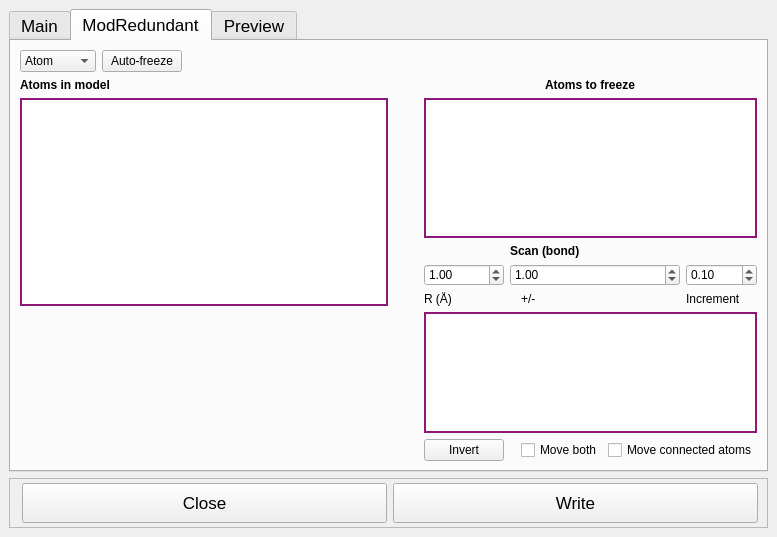
Old version of the form UIs/SetupWindow.ui in the repository isaksengeir/REACT.
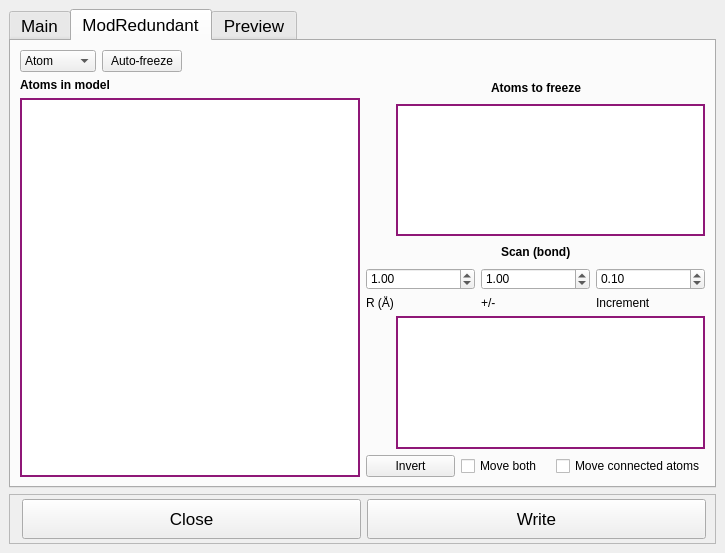
New version of the form. The open tabs and pages were chosen to show the change. Icons and pictures are not drawn.

Patch:
```diff
--- a/UIs/SetupWindow.ui
+++ b/UIs/SetupWindow.ui
@@ -6,8 +6,8 @@
    <rect>
     <x>0</x>
     <y>0</y>
-    <width>777</width>
-    <height>537</height>
+    <width>725</width>
+    <height>553</height>
    </rect>
   </property>
   <property name="font">
@@ -1323,126 +1323,129 @@
        <attribute name="title">
         <string>ModRedundant</string>
        </attribute>
-       <layout class="QGridLayout" name="gridLayout_21">
-        <item row="0" column="0">
-         <layout class="QGridLayout" name="gridLayout_20">
-          <item row="5" column="2" rowspan="3" colspan="5">
-           <widget class="QListWidget" name="list_freeze_atoms_2">
-            <property name="minimumSize">
-             <size>
-              <width>150</width>
-              <height>0</height>
-             </size>
-            </property>
-            <property name="maximumSize">
-             <size>
-              <width>16777215</width>
-              <height>16777215</height>
-             </size>
-            </property>
-            <property name="font">
-             <font>
-              <family>Courier</family>
-              <pointsize>11</pointsize>
-             </font>
-            </property>
-            <property name="styleSheet">
-             <string notr="true">border 2px solid rgb(143, 23, 119)</string>
-            </property>
-           </widget>
-          </item>
-          <item row="3" column="6">
-           <widget class="QDoubleSpinBox" name="spinbox_scan_increment">
-            <property name="decimals">
-             <number>2</number>
-            </property>
-            <property name="minimum">
-             <double>-99.000000000000000</double>
-            </property>
-            <property name="maximum">
-             <double>99.000000000000000</double>
-            </property>
-            <property name="singleStep">
-             <double>0.100000000000000</double>
-            </property>
-            <property name="value">
-             <double>0.100000000000000</double>
-            </property>
-           </widget>
-          </item>
-          <item row="3" column="3" colspan="3">
-           <widget class="QDoubleSpinBox" name="spinbox_scan_pm">
-            <property name="decimals">
-             <number>2</number>
-            </property>
-            <property name="minimum">
-             <double>-99.000000000000000</double>
-            </property>
-            <property name="maximum">
-             <double>99.000000000000000</double>
-            </property>
-            <property name="singleStep">
-             <double>0.100000000000000</double>
-            </property>
-            <property name="value">
-             <double>1.000000000000000</double>
-            </property>
-           </widget>
-          </item>
-          <item row="3" column="2">
-           <widget class="QDoubleSpinBox" name="spinbox_radius">
-            <property name="decimals">
-             <number>2</number>
-            </property>
-            <property name="minimum">
-             <double>-99.000000000000000</double>
-            </property>
-            <property name="maximum">
-             <double>99.000000000000000</double>
-            </property>
-            <property name="singleStep">
-             <double>0.100000000000000</double>
-            </property>
-            <property name="value">
-             <double>1.000000000000000</double>
-            </property>
-           </widget>
-          </item>
-          <item row="0" column="0">
-           <layout class="QGridLayout" name="gridLayout_6">
+       <layout class="QVBoxLayout" name="verticalLayout_3">
+        <item>
+         <layout class="QGridLayout" name="gridLayout_16">
+          <item row="4" column="1">
+           <layout class="QGridLayout" name="gridLayout_11">
+            <item row="0" column="2">
+             <widget class="QDoubleSpinBox" name="spinbox_scan_increment">
+              <property name="decimals">
+               <number>2</number>
+              </property>
+              <property name="minimum">
+               <double>-99.000000000000000</double>
+              </property>
+              <property name="maximum">
+               <double>99.000000000000000</double>
+              </property>
+              <property name="singleStep">
+               <double>0.100000000000000</double>
+              </property>
+              <property name="value">
+               <double>0.100000000000000</double>
+              </property>
+             </widget>
+            </item>
+            <item row="1" column="2">
+             <widget class="QLabel" name="label_11">
+              <property name="font">
+               <font>
+                <weight>50</weight>
+                <bold>false</bold>
+               </font>
+              </property>
+              <property name="text">
+               <string>Increment</string>
+              </property>
+             </widget>
+            </item>
+            <item row="1" column="1">
+             <widget class="QLabel" name="label_10">
+              <property name="font">
+               <font>
+                <weight>50</weight>
+                <bold>false</bold>
+               </font>
+              </property>
+              <property name="text">
+               <string>+/-</string>
+              </property>
+             </widget>
+            </item>
             <item row="0" column="0">
-             <widget class="QComboBox" name="comboBox_freezetype">
-              <item>
-               <property name="text">
-                <string>Atom</string>
-               </property>
-              </item>
-              <item>
-               <property name="text">
-                <string>Bond</string>
-               </property>
-              </item>
-              <item>
-               <property name="text">
-                <string>Angle</string>
-               </property>
-              </item>
-              <item>
-               <property name="text">
-                <string>Dihedral</string>
-               </property>
-              </item>
+             <widget class="QDoubleSpinBox" name="spinbox_radius">
+              <property name="decimals">
+               <number>2</number>
+              </property>
+              <property name="minimum">
+               <double>-99.000000000000000</double>
+              </property>
+              <property name="maximum">
+               <double>99.000000000000000</double>
+              </property>
+              <property name="singleStep">
+               <double>0.100000000000000</double>
+              </property>
+              <property name="value">
+               <double>1.000000000000000</double>
+              </property>
              </widget>
             </item>
             <item row="0" column="1">
-             <widget class="QPushButton" name="button_auto_freeze">
+             <widget class="QDoubleSpinBox" name="spinbox_scan_pm">
+              <property name="decimals">
+               <number>2</number>
+              </property>
+              <property name="minimum">
+               <double>-99.000000000000000</double>
+              </property>
+              <property name="maximum">
+               <double>99.000000000000000</double>
+              </property>
+              <property name="singleStep">
+               <double>0.100000000000000</double>
+              </property>
+              <property name="value">
+               <double>1.000000000000000</double>
+              </property>
+             </widget>
+            </item>
+            <item row="1" column="0">
+             <widget class="QLabel" name="label_9">
+              <property name="font">
+               <font>
+                <weight>50</weight>
+                <bold>false</bold>
+               </font>
+              </property>
+              <property name="layoutDirection">
+               <enum>Qt::LeftToRight</enum>
+              </property>
               <property name="text">
-               <string>Auto-freeze</string>
+               <string>R (Å)</string>
               </property>
              </widget>
             </item>
+           </layout>
+          </item>
+          <item row="3" column="1">
+           <layout class="QGridLayout" name="gridLayout_8">
+            <item row="0" column="1">
+             <widget class="QLabel" name="label_8">
+              <property name="font">
+               <font>
+                <weight>75</weight>
+                <bold>true</bold>
+               </font>
+              </property>
+              <property name="text">
+               <string>Scan (bond)</string>
+              </property>
+             </widget>
+            </item>
             <item row="0" column="2">
-             <spacer name="horizontalSpacer">
+             <spacer name="horizontalSpacer_6">
               <property name="orientation">
                <enum>Qt::Horizontal</enum>
               </property>
@@ -1454,37 +1457,49 @@
               </property>
              </spacer>
             </item>
+            <item row="0" column="0">
+             <spacer name="horizontalSpacer_5">
+              <property name="orientation">
+               <enum>Qt::Horizontal</enum>
+              </property>
+              <property name="sizeHint" stdset="0">
+               <size>
+                <width>40</width>
+                <height>20</height>
+               </size>
+              </property>
+             </spacer>
+            </item>
            </layout>
           </item>
-          <item row="2" column="1" rowspan="2">
-           <spacer name="verticalSpacer_4">
-            <property name="orientation">
-             <enum>Qt::Vertical</enum>
-            </property>
-            <property name="sizeHint" stdset="0">
-             <size>
-              <width>20</width>
-              <height>47</height>
-             </size>
-            </property>
-           </spacer>
-          </item>
-          <item row="4" column="4">
-           <widget class="QLabel" name="label_10">
-            <property name="font">
-             <font>
-              <weight>50</weight>
-              <bold>false</bold>
-             </font>
-            </property>
-            <property name="text">
-             <string>+/-</string>
-            </property>
-           </widget>
-          </item>
-          <item row="1" column="1" colspan="6">
+          <item row="2" column="1">
            <layout class="QGridLayout" name="gridLayout_2">
-            <item row="2" column="0">
+            <item row="0" column="1" rowspan="4">
+             <widget class="QListWidget" name="list_freeze_atoms">
+              <property name="minimumSize">
+               <size>
+                <width>150</width>
+                <height>0</height>
+               </size>
+              </property>
+              <property name="maximumSize">
+               <size>
+                <width>16777215</width>
+                <height>16777215</height>
+               </size>
+              </property>
+              <property name="font">
+               <font>
+                <family>Courier</family>
+                <pointsize>11</pointsize>
+               </font>
+              </property>
+              <property name="styleSheet">
+               <string notr="true">border 2px solid rgb(143, 23, 119)</string>
+              </property>
+             </widget>
+            </item>
+            <item row="1" column="0">
              <widget class="QPushButton" name="button_add_freeze">
               <property name="minimumSize">
                <size>
@@ -1541,20 +1556,7 @@
               </property>
              </widget>
             </item>
-            <item row="4" column="0">
-             <spacer name="verticalSpacer_2">
-              <property name="orientation">
-               <enum>Qt::Vertical</enum>
-              </property>
-              <property name="sizeHint" stdset="0">
-               <size>
-                <width>20</width>
-                <height>40</height>
-               </size>
-              </property>
-             </spacer>
-            </item>
-            <item row="3" column="0">
+            <item row="2" column="0">
              <widget class="QPushButton" name="button_delete_freeze">
               <property name="minimumSize">
                <size>
@@ -1611,32 +1613,20 @@
               </property>
              </widget>
             </item>
-            <item row="1" column="1" rowspan="4">
-             <widget class="QListWidget" name="list_freeze_atoms">
-              <property name="minimumSize">
-               <size>
-                <width>150</width>
-                <height>0</height>
-               </size>
+            <item row="3" column="0">
+             <spacer name="verticalSpacer_2">
+              <property name="orientation">
+               <enum>Qt::Vertical</enum>
               </property>
-              <property name="maximumSize">
+              <property name="sizeHint" stdset="0">
                <size>
-                <width>16777215</width>
-                <height>16777215</height>
+                <width>21</width>
+                <height>13</height>
                </size>
               </property>
-              <property name="font">
-               <font>
-                <family>Courier</family>
-                <pointsize>11</pointsize>
-               </font>
-              </property>
-              <property name="styleSheet">
-               <string notr="true">border 2px solid rgb(143, 23, 119)</string>
-              </property>
-             </widget>
+             </spacer>
             </item>
-            <item row="0" column="0" rowspan="2">
+            <item row="0" column="0">
              <spacer name="verticalSpacer">
               <property name="orientation">
                <enum>Qt::Vertical</enum>
@@ -1649,38 +1639,203 @@
               </property>
              </spacer>
             </item>
-            <item row="0" column="1" alignment="Qt::AlignHCenter">
-             <widget class="QLabel" name="label_2">
+           </layout>
+          </item>
+          <item row="6" column="1">
+           <layout class="QGridLayout" name="gridLayout_15">
+            <item row="0" column="0">
+             <widget class="QPushButton" name="pushButton">
+              <property name="text">
+               <string>Invert</string>
+              </property>
+             </widget>
+            </item>
+            <item row="0" column="1">
+             <widget class="QCheckBox" name="checkBox">
+              <property name="text">
+               <string>Move both</string>
+              </property>
+             </widget>
+            </item>
+            <item row="0" column="2">
+             <widget class="QCheckBox" name="checkBox_2">
+              <property name="text">
+               <string>Move connected atoms</string>
+              </property>
+             </widget>
+            </item>
+           </layout>
+          </item>
+          <item row="5" column="1">
+           <layout class="QGridLayout" name="gridLayout_3">
+            <item row="0" column="1" rowspan="4">
+             <widget class="QListWidget" name="list_freeze_atoms_2">
+              <property name="minimumSize">
+               <size>
+                <width>150</width>
+                <height>0</height>
+               </size>
+              </property>
+              <property name="maximumSize">
+               <size>
+                <width>16777215</width>
+                <height>16777215</height>
+               </size>
+              </property>
               <property name="font">
                <font>
-                <weight>75</weight>
-                <bold>true</bold>
+                <family>Courier</family>
+                <pointsize>11</pointsize>
                </font>
               </property>
+              <property name="styleSheet">
+               <string notr="true">border 2px solid rgb(143, 23, 119)</string>
+              </property>
+             </widget>
+            </item>
+            <item row="1" column="0">
+             <widget class="QPushButton" name="button_add_scan">
+              <property name="minimumSize">
+               <size>
+                <width>24</width>
+                <height>24</height>
+               </size>
+              </property>
+              <property name="maximumSize">
+               <size>
+                <width>24</width>
+                <height>24</height>
+               </size>
+              </property>
+              <property name="styleSheet">
+               <string notr="true">QPushButton {
+	background-color: rgb(143, 23, 119);
+  	color: white;
+
+}
+
+QPushButton:hover
+{
+   	background-color:rgb(143, 23, 119);
+
+	border-style: outset;
+	border-width: 0px;
+	border-radius:10px;
+
+	
+	/*border-color: rgb(12, 103, 213);*/
+}
+QPushButton:pressed
+{
+   	/*background-color:rgb(17, 145, 255);
+	color: black*/
+	background-color: rgb(42, 42, 42);
+}</string>
+              </property>
               <property name="text">
-               <string>Atoms to freeze</string>
+               <string/>
               </property>
+              <property name="icon">
+               <iconset>
+                <normaloff>:/24x24/resources/icons/arrow-plus.png</normaloff>:/24x24/resources/icons/arrow-plus.png</iconset>
+              </property>
+              <property name="iconSize">
+               <size>
+                <width>24</width>
+                <height>24</height>
+               </size>
+              </property>
+              <property name="flat">
+               <bool>true</bool>
+              </property>
              </widget>
             </item>
+            <item row="0" column="0">
+             <spacer name="verticalSpacer_3">
+              <property name="orientation">
+               <enum>Qt::Vertical</enum>
+              </property>
+              <property name="sizeHint" stdset="0">
+               <size>
+                <width>20</width>
+                <height>40</height>
+               </size>
+              </property>
+             </spacer>
+            </item>
+            <item row="2" column="0">
+             <widget class="QPushButton" name="button_delete_scan">
+              <property name="minimumSize">
+               <size>
+                <width>24</width>
+                <height>24</height>
+               </size>
+              </property>
+              <property name="maximumSize">
+               <size>
+                <width>24</width>
+                <height>24</height>
+               </size>
+              </property>
+              <property name="styleSheet">
+               <string notr="true">QPushButton {
+	background-color: rgb(143, 23, 119);
+  	color: white;
+
+}
+
+QPushButton:hover
+{
+   	background-color:rgb(143, 23, 119);
+
+	border-style: outset;
+	border-width: 0px;
+	border-radius:10px;
+
+	
+	/*border-color: rgb(12, 103, 213);*/
+}
+QPushButton:pressed
+{
+   	/*background-color:rgb(17, 145, 255);
+	color: black*/
+	background-color: rgb(42, 42, 42);
+}</string>
+              </property>
+              <property name="text">
+               <string/>
+              </property>
+              <property name="icon">
+               <iconset>
+                <normaloff>:/24x24/resources/icons/arrow-minus.png</normaloff>:/24x24/resources/icons/arrow-minus.png</iconset>
+              </property>
+              <property name="iconSize">
+               <size>
+                <width>24</width>
+                <height>24</height>
+               </size>
+              </property>
+              <property name="flat">
+               <bool>true</bool>
+              </property>
+             </widget>
+            </item>
+            <item row="3" column="0">
+             <spacer name="verticalSpacer_5">
+              <property name="orientation">
+               <enum>Qt::Vertical</enum>
+              </property>
+              <property name="sizeHint" stdset="0">
+               <size>
+                <width>20</width>
+                <height>40</height>
+               </size>
+              </property>
+             </spacer>
+            </item>
            </layout>
           </item>
-          <item row="4" column="2">
-           <widget class="QLabel" name="label_9">
-            <property name="font">
-             <font>
-              <weight>50</weight>
-              <bold>false</bold>
-             </font>
-            </property>
-            <property name="layoutDirection">
-             <enum>Qt::LeftToRight</enum>
-            </property>
-            <property name="text">
-             <string>R (Å)</string>
-            </property>
-           </widget>
-          </item>
-          <item row="1" column="0" rowspan="4">
+          <item row="1" column="0" rowspan="6">
            <layout class="QGridLayout" name="gridLayout_4">
             <item row="0" column="0">
              <widget class="QLabel" name="label">
@@ -1718,179 +1873,96 @@
             </item>
            </layout>
           </item>
-          <item row="2" column="3" colspan="3">
-           <widget class="QLabel" name="label_8">
-            <property name="font">
-             <font>
-              <weight>75</weight>
-              <bold>true</bold>
-             </font>
-            </property>
-            <property name="text">
-             <string>Scan (bond)</string>
-            </property>
-           </widget>
+          <item row="1" column="1">
+           <layout class="QGridLayout" name="gridLayout_5">
+            <item row="0" column="1">
+             <widget class="QLabel" name="label_2">
+              <property name="font">
+               <font>
+                <weight>75</weight>
+                <bold>true</bold>
+               </font>
+              </property>
+              <property name="text">
+               <string>Atoms to freeze</string>
+              </property>
+             </widget>
+            </item>
+            <item row="0" column="0">
+             <spacer name="horizontalSpacer_7">
+              <property name="orientation">
+               <enum>Qt::Horizontal</enum>
+              </property>
+              <property name="sizeHint" stdset="0">
+               <size>
+                <width>40</width>
+                <height>20</height>
+               </size>
+              </property>
+             </spacer>
+            </item>
+            <item row="0" column="2">
+             <spacer name="horizontalSpacer_11">
+              <property name="orientation">
+               <enum>Qt::Horizontal</enum>
+              </property>
+              <property name="sizeHint" stdset="0">
+               <size>
+                <width>40</width>
+                <height>20</height>
+               </size>
+              </property>
+             </spacer>
+            </item>
+           </layout>
           </item>
-          <item row="8" column="5" colspan="2">
-           <widget class="QCheckBox" name="checkBox_2">
-            <property name="text">
-             <string>Move connected atoms</string>
-            </property>
-           </widget>
-          </item>
-          <item row="6" column="1">
-           <widget class="QPushButton" name="button_delete_scan">
-            <property name="minimumSize">
-             <size>
-              <width>24</width>
-              <height>24</height>
-             </size>
-            </property>
-            <property name="maximumSize">
-             <size>
-              <width>24</width>
-              <height>24</height>
-             </size>
-            </property>
-            <property name="styleSheet">
-             <string notr="true">QPushButton {
-	background-color: rgb(143, 23, 119);
-  	color: white;
-
-}
-
-QPushButton:hover
-{
-   	background-color:rgb(143, 23, 119);
-
-	border-style: outset;
-	border-width: 0px;
-	border-radius:10px;
-
-	
-	/*border-color: rgb(12, 103, 213);*/
-}
-QPushButton:pressed
-{
-   	/*background-color:rgb(17, 145, 255);
-	color: black*/
-	background-color: rgb(42, 42, 42);
-}</string>
-            </property>
-            <property name="text">
-             <string/>
-            </property>
-            <property name="icon">
-             <iconset>
-              <normaloff>:/24x24/resources/icons/arrow-minus.png</normaloff>:/24x24/resources/icons/arrow-minus.png</iconset>
-            </property>
-            <property name="iconSize">
-             <size>
-              <width>24</width>
-              <height>24</height>
-             </size>
-            </property>
-            <property name="flat">
-             <bool>true</bool>
-            </property>
-           </widget>
-          </item>
-          <item row="4" column="6">
-           <widget class="QLabel" name="label_11">
-            <property name="font">
-             <font>
-              <weight>50</weight>
-              <bold>false</bold>
-             </font>
-            </property>
-            <property name="text">
-             <string>Increment</string>
-            </property>
-           </widget>
-          </item>
-          <item row="5" column="1">
-           <widget class="QPushButton" name="button_add_scan">
-            <property name="minimumSize">
-             <size>
-              <width>24</width>
-              <height>24</height>
-             </size>
-            </property>
-            <property name="maximumSize">
-             <size>
-              <width>24</width>
-              <height>24</height>
-             </size>
-            </property>
-            <property name="styleSheet">
-             <string notr="true">QPushButton {
-	background-color: rgb(143, 23, 119);
-  	color: white;
-
-}
-
-QPushButton:hover
-{
-   	background-color:rgb(143, 23, 119);
-
-	border-style: outset;
-	border-width: 0px;
-	border-radius:10px;
-
-	
-	/*border-color: rgb(12, 103, 213);*/
-}
-QPushButton:pressed
-{
-   	/*background-color:rgb(17, 145, 255);
-	color: black*/
-	background-color: rgb(42, 42, 42);
-}</string>
-            </property>
-            <property name="text">
-             <string/>
-            </property>
-            <property name="icon">
-             <iconset>
-              <normaloff>:/24x24/resources/icons/arrow-plus.png</normaloff>:/24x24/resources/icons/arrow-plus.png</iconset>
-            </property>
-            <property name="iconSize">
-             <size>
-              <width>24</width>
-              <height>24</height>
-             </size>
-            </property>
-            <property name="flat">
-             <bool>true</bool>
-            </property>
-           </widget>
-          </item>
-          <item row="7" column="1">
-           <spacer name="verticalSpacer_5">
-            <property name="orientation">
-             <enum>Qt::Vertical</enum>
-            </property>
-            <property name="sizeHint" stdset="0">
-             <size>
-              <width>21</width>
-              <height>13</height>
-             </size>
-            </property>
-           </spacer>
-          </item>
-          <item row="8" column="4">
-           <widget class="QCheckBox" name="checkBox">
-            <property name="text">
-             <string>Move both</string>
-            </property>
-           </widget>
-          </item>
-          <item row="8" column="2">
-           <widget class="QPushButton" name="pushButton">
-            <property name="text">
-             <string>Invert</string>
-            </property>
-           </widget>
+          <item row="0" column="0" colspan="2">
+           <layout class="QGridLayout" name="gridLayout_6">
+            <item row="0" column="2">
+             <spacer name="horizontalSpacer">
+              <property name="orientation">
+               <enum>Qt::Horizontal</enum>
+              </property>
+              <property name="sizeHint" stdset="0">
+               <size>
+                <width>40</width>
+                <height>20</height>
+               </size>
+              </property>
+             </spacer>
+            </item>
+            <item row="0" column="1">
+             <widget class="QPushButton" name="button_auto_freeze">
+              <property name="text">
+               <string>Auto-freeze</string>
+              </property>
+             </widget>
+            </item>
+            <item row="0" column="0">
+             <widget class="QComboBox" name="comboBox_freezetype">
+              <item>
+               <property name="text">
+                <string>Atom</string>
+               </property>
+              </item>
+              <item>
+               <property name="text">
+                <string>Bond</string>
+               </property>
+              </item>
+              <item>
+               <property name="text">
+                <string>Angle</string>
+               </property>
+              </item>
+              <item>
+               <property name="text">
+                <string>Dihedral</string>
+               </property>
+              </item>
+             </widget>
+            </item>
+           </layout>
           </item>
          </layout>
         </item>
```
Left out of the diff: 1212 changed lines with no effect on the pictures.
